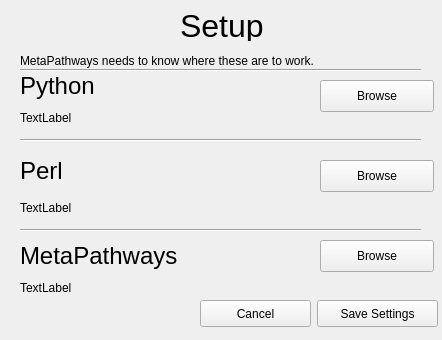
hallamlab/MetaPathwaysGUI, file Setup.ui: the form before one commit.
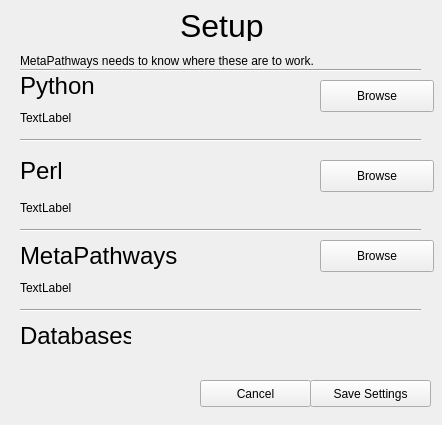
The form after the commit.

```diff
--- a/Setup.ui
+++ b/Setup.ui
@@ -7,7 +7,7 @@
     <x>0</x>
     <y>0</y>
     <width>442</width>
-    <height>340</height>
+    <height>425</height>
    </rect>
   </property>
   <property name="windowTitle">
@@ -221,8 +221,8 @@
   <widget class="QPushButton" name="saveButton">
    <property name="geometry">
     <rect>
-     <x>317</x>
-     <y>300</y>
+     <x>310</x>
+     <y>380</y>
      <width>121</width>
      <height>27</height>
     </rect>
@@ -235,7 +235,7 @@
    <property name="geometry">
     <rect>
      <x>200</x>
-     <y>300</y>
+     <y>380</y>
      <width>111</width>
      <height>27</height>
     </rect>
@@ -244,6 +244,37 @@
     <string>Cancel</string>
    </property>
   </widget>
+  <widget class="Line" name="line_4">
+   <property name="geometry">
+    <rect>
+     <x>20</x>
+     <y>300</y>
+     <width>401</width>
+     <height>20</height>
+    </rect>
+   </property>
+   <property name="orientation">
+    <enum>Qt::Horizontal</enum>
+   </property>
+  </widget>
+  <widget class="QLabel" name="pythonLabel_2">
+   <property name="geometry">
+    <rect>
+     <x>20</x>
+     <y>320</y>
+     <width>111</width>
+     <height>31</height>
+    </rect>
+   </property>
+   <property name="font">
+    <font>
+     <pointsize>18</pointsize>
+    </font>
+   </property>
+   <property name="text">
+    <string>Databases</string>
+   </property>
+  </widget>
  </widget>
  <resources/>
  <connections/>
```
